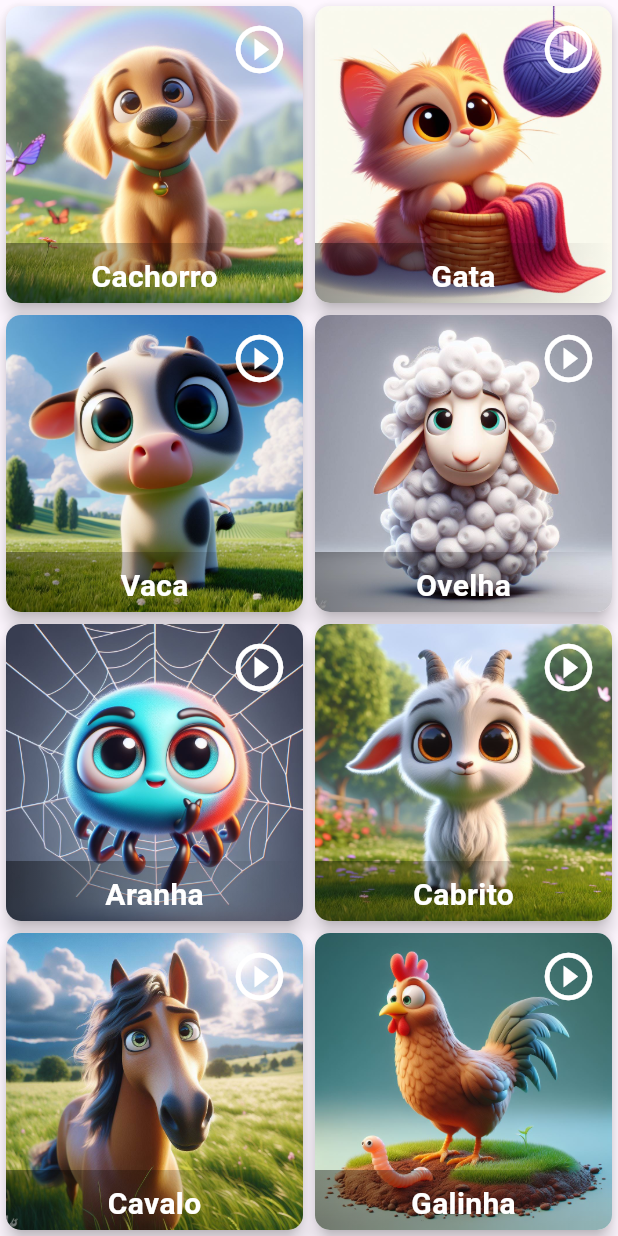
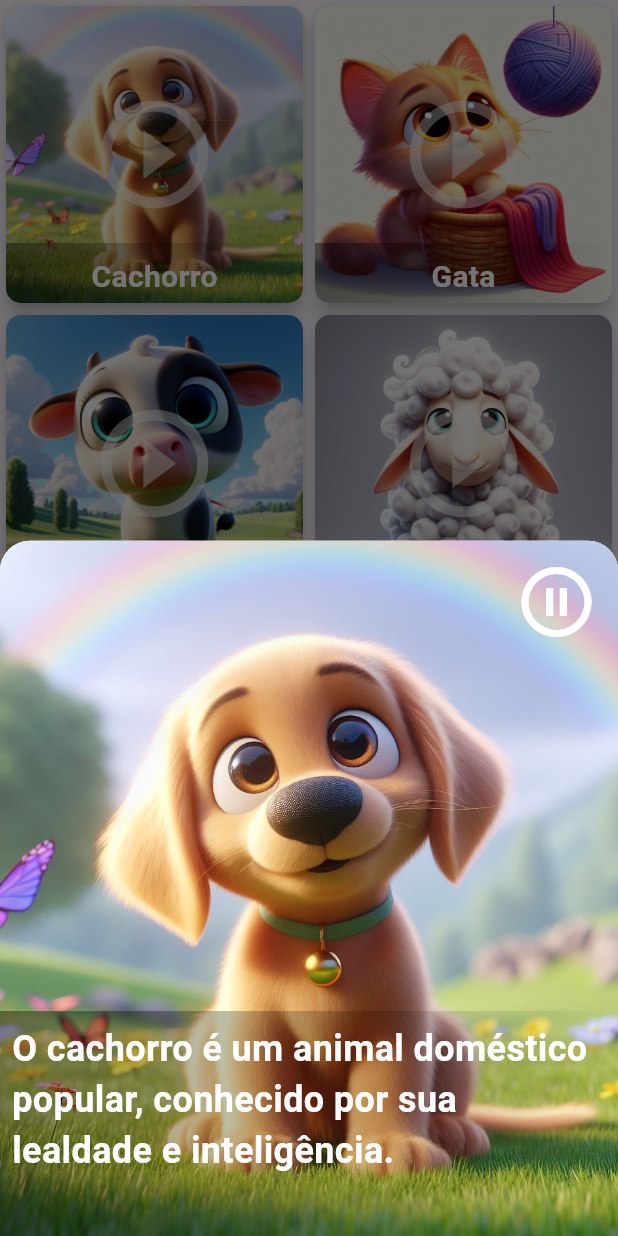
Before and after one commit to GuilDraco/sons-animais, a Flutter app: the screen it shows after launch, after a tap on the "play circle outline" icon, on a phone screen of 412 x 824 dp. Run offline on Flutter 3.47's test engine with Material 3 defaults, Android fonts, the phone set to English and light mode, and no system bars; our stand-ins replace audioplayers.

Commit message:
Alterando icon info pra play e incluindo play do audio no bottonsheet.

```diff
--- a/lib/main.dart
+++ b/lib/main.dart
@@ -29,23 +29,44 @@ class MyHomePage extends StatefulWidget {
   _MyHomePageState createState() => _MyHomePageState();
 }
 
-class _MyHomePageState extends State<MyHomePage> {
+class _MyHomePageState extends State<MyHomePage> with ChangeNotifier {
   final List<Animal> animais = [
-    Animal('Cachorro', 'assets/images/cachorrinho.jpg', 'assets/audio/cachorro.mp3', 'O cachorro é um animal doméstico popular, conhecido por sua lealdade e inteligência.'),
-    Animal('Gata', 'assets/images/gatinha.jpg', 'assets/audio/gato.mp3', 'A gata é um animal doméstico independente e brincalhão, conhecido por sua agilidade e graça.'),
-    Animal('Vaca', 'assets/images/vaquinha.jpg', 'assets/audio/vaca.mp3', 'A vaca é um animal de fazenda importante, conhecida por sua produção de leite e carne.'),
-    Animal('Ovelha', 'assets/images/ovelha.jpg', 'audio/ovelha.mp3', 'A ovelha é um animal de fazenda dócil e sociável, conhecida por sua lã macia.'),
-    Animal('Aranha', 'assets/images/aranha.jpg', 'assets/audio/ovelha.mp3', 'A aranha é um aracnídeo com oito patas, muitas vezes temido por sua teia e veneno.'),
-    Animal('Cabrito', 'assets/images/cabrito.jpg', 'assets/audio/ovelha.mp3', 'O cabrito é um animal de fazenda jovem e brincalhão, conhecido por sua energia e vitalidade.'),
-    Animal('Cavalo', 'assets/images/cavalo.jpg', 'assets/audio/ovelha.mp3', 'O cavalo é um animal de grande porte, conhecido por sua força e velocidade.'),
-    Animal('Galinha', 'assets/images/galinha.jpg', 'assets/audio/ovelha.mp3', 'A galinha é uma ave doméstica popular, conhecida por sua produção de ovos.'),
-    Animal('Galo', 'assets/images/galo.jpg', 'assets/audio/ovelha.mp3', 'O galo é uma ave doméstica conhecida por seu canto matinal e por proteger as galinhas.'),
-    Animal('Grilo', 'assets/images/grilo.jpg', 'assets/audio/ovelha.mp3', 'O grilo é um inseto conhecido por seu canto estridente e por seus saltos acrobáticos.'),
-    Animal('Hipopotamo', 'assets/images/hipopotamo.jpg', 'assets/audio/ovelha.mp3', 'O hipopótamo é um animal semi-aquático de grande porte, conhecido por sua natureza territorial e agressiva.'),
-    Animal('Macaco', 'assets/images/macaquinho.jpg', 'assets/audio/ovelha.mp3', 'O macaco é um primata conhecido por sua inteligência e habilidades acrobáticas.'),
-    Animal('Porco', 'assets/images/porquinho.jpg', 'assets/audio/ovelha.mp3', 'O porco é um animal de fazenda conhecido por sua inteligência e sociabilidade.'),
-    Animal('Urso', 'assets/images/ursinho.jpg', 'assets/audio/ovelha.mp3', 'O urso é um animal selvagem de grande porte, conhecido por sua força e hibernação.'),
-    Animal('Zebra', 'assets/images/zebra.jpg', 'assets/audio/ovelha.mp3', 'A zebra é um animal selvagem herbívoro, conhecido por suas listras pretas e brancas.'),
+    Animal(
+        'Cachorro',
+        'assets/images/cachorrinho.jpg',
+        'assets/audio/cachorro.mp3',
+        'O cachorro é um animal doméstico popular, conhecido por sua lealdade e inteligência.'),
+    Animal('Gata', 'assets/images/gatinha.jpg', 'assets/audio/gato.mp3',
+        'A gata é um animal doméstico independente e brincalhão, conhecido por sua agilidade e graça.'),
+    Animal('Vaca', 'assets/images/vaquinha.jpg', 'assets/audio/vaca.mp3',
+        'A vaca é um animal de fazenda importante, conhecida por sua produção de leite e carne.'),
+    Animal('Ovelha', 'assets/images/ovelha.jpg', 'audio/ovelha.mp3',
+        'A ovelha é um animal de fazenda dócil e sociável, conhecida por sua lã macia.'),
+    Animal('Aranha', 'assets/images/aranha.jpg', 'assets/audio/ovelha.mp3',
+        'A aranha é um aracnídeo com oito patas, muitas vezes temido por sua teia e veneno.'),
+    Animal('Cabrito', 'assets/images/cabrito.jpg', 'assets/audio/ovelha.mp3',
+        'O cabrito é um animal de fazenda jovem e brincalhão, conhecido por sua energia e vitalidade.'),
+    Animal('Cavalo', 'assets/images/cavalo.jpg', 'assets/audio/ovelha.mp3',
+        'O cavalo é um animal de grande porte, conhecido por sua força e velocidade.'),
+    Animal('Galinha', 'assets/images/galinha.jpg', 'assets/audio/ovelha.mp3',
+        'A galinha é uma ave doméstica popular, conhecida por sua produção de ovos.'),
+    Animal('Galo', 'assets/images/galo.jpg', 'assets/audio/ovelha.mp3',
+        'O galo é uma ave doméstica conhecida por seu canto matinal e por proteger as galinhas.'),
+    Animal('Grilo', 'assets/images/grilo.jpg', 'assets/audio/ovelha.mp3',
+        'O grilo é um inseto conhecido por seu canto estridente e por seus saltos acrobáticos.'),
+    Animal(
+        'Hipopotamo',
+        'assets/images/hipopotamo.jpg',
+        'assets/audio/ovelha.mp3',
+        'O hipopótamo é um animal semi-aquático de grande porte, conhecido por sua natureza territorial e agressiva.'),
+    Animal('Macaco', 'assets/images/macaquinho.jpg', 'assets/audio/ovelha.mp3',
+        'O macaco é um primata conhecido por sua inteligência e habilidades acrobáticas.'),
+    Animal('Porco', 'assets/images/porquinho.jpg', 'assets/audio/ovelha.mp3',
+        'O porco é um animal de fazenda conhecido por sua inteligência e sociabilidade.'),
+    Animal('Urso', 'assets/images/ursinho.jpg', 'assets/audio/ovelha.mp3',
+        'O urso é um animal selvagem de grande porte, conhecido por sua força e hibernação.'),
+    Animal('Zebra', 'assets/images/zebra.jpg', 'assets/audio/ovelha.mp3',
+        'A zebra é um animal selvagem herbívoro, conhecido por suas listras pretas e brancas.'),
   ];
 
   final AudioPlayer audioPlayer = AudioPlayer();
@@ -88,24 +109,31 @@ class _MyHomePageState extends State<MyHomePage> {
                                 ),
                               ),
                               Positioned(
-                                top: 2,
-                                right: 2,
+                                child: Align(
+                                  alignment: Alignment.center,
+                                  child: Opacity(
+                                    opacity: 0.5,
                                     child: IconButton(
-                                  iconSize: 38,
-                                  icon: Icon(Icons.play_circle_outline_outlined, color: Colors.white,),
+                                      iconSize: 86,
+                                      icon: const Icon(
+                                        Icons.play_circle_outline_outlined,
+                                        color: Colors.white,
+                                      ),
                                       onPressed: () async {
                                         //await audioPlayer.stop(); // Stop any previously playing sound
-                                    await audioPlayer.play(AssetSource(animais[index].audio));
+                                        await audioPlayer.play(
+                                            AssetSource(animais[index].audio));
                                         musicPlayng = true;
                                         showAnimalInfo(context, animais[index]);
                                       },
+                                    ),
+                                  ),
                                 ),
                               ),
                             ],
                           ),
                         ),
                       ),
-                      // ... rest of your card content
                       Positioned(
                         bottom: 4,
                         left: 4,
@@ -156,6 +184,9 @@ class _MyHomePageState extends State<MyHomePage> {
   }
 
   void showAnimalInfo(BuildContext context, Animal animal) {
+    final ValueNotifier<IconData> iconNotifier =
+        ValueNotifier(Icons.play_circle_outline_outlined);
+
     showModalBottomSheet(
       context: context,
       shape: const RoundedRectangleBorder(
@@ -230,19 +261,22 @@ class _MyHomePageState extends State<MyHomePage> {
                     right: 5,
                     child: IconButton(
                       iconSize: 56,
-                      icon: Icon(
-                        musicPlayng ? Icons.pause_circle_outline_outlined : Icons.play_circle_outline_outlined,
-                        color: Colors.white,
-                      ),
+                      icon: ValueListenableBuilder<IconData>(
+                          valueListenable: iconNotifier,
+                          builder: (context, value, child) => Icon(
+                              musicPlayng
+                                  ? Icons.pause_circle_outline_outlined
+                                  : Icons.play_circle_outline_outlined,
+                              color: Colors.white)),
                       onPressed: () async {
                         if (musicPlayng) {
-                          await audioPlayer.pause();
+                          await audioPlayer.stop();
                           musicPlayng = false;
                         } else {
-                          await audioPlayer.resume();
+                          await audioPlayer.play(AssetSource(animal.audio));
                           musicPlayng = true;
                         }
-                        setState(() {}); // Update the icon
+                        setState(() {});
                       },
                     ),
                   ),
@@ -253,6 +287,13 @@ class _MyHomePageState extends State<MyHomePage> {
         );
       },
     );
+    audioPlayer.onPlayerComplete.listen((playerState) {
+      musicPlayng = false;
+      iconNotifier.value = musicPlayng
+          ? Icons.pause_circle_outline_outlined
+          : Icons.play_circle_outline_outlined;
+      iconNotifier.notifyListeners();
+    });
   }
 }
 
--- a/pubspec.yaml
+++ b/pubspec.yaml
@@ -56,6 +56,7 @@ flutter:
 
   assets:
     - assets/images/
+    - assets/audio/
   # The following line ensures that the Material Icons font is
   # included with your application, so that you can use the icons in
   # the material Icons class.
```
Lines whose indentation alone changed are shown as unchanged.
